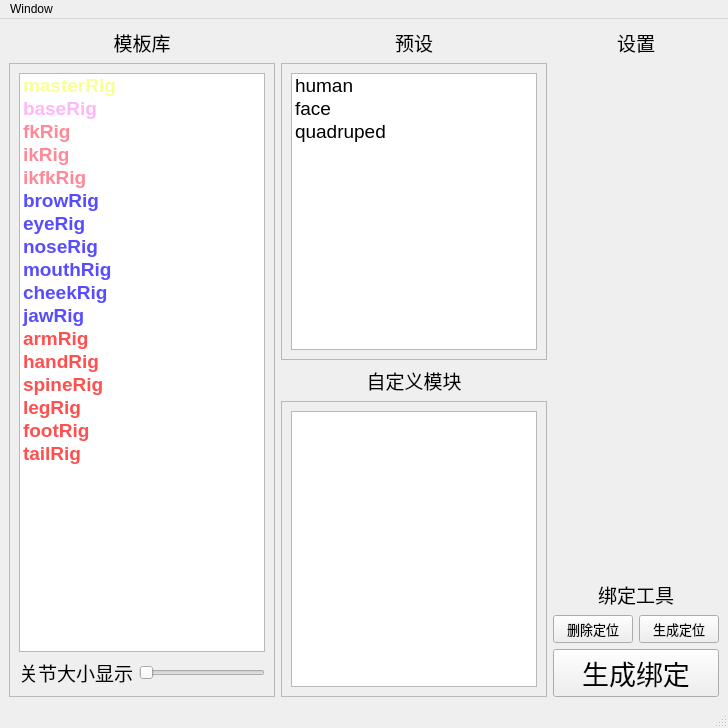
Before: the Qt Designer form res/ui/bind_modular/bindSystem.ui in MuZiMuZi/muziToolset, drawn with Qt 5.
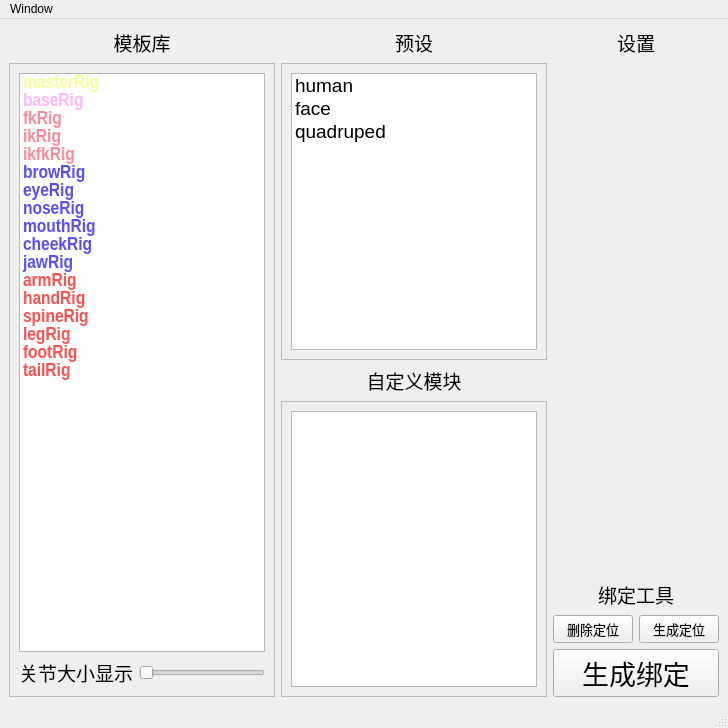
After: the same form once the commit is applied.

Diff of the .ui file:
```diff
--- a/res/ui/bind_modular/bindSystem.ui
+++ b/res/ui/bind_modular/bindSystem.ui
@@ -132,6 +132,7 @@
               </property>
               <property name="font">
                <font>
+                <family>Arial Narrow</family>
                 <pointsize>14</pointsize>
                 <weight>75</weight>
                 <italic>false</italic>
@@ -174,6 +175,9 @@
               <property name="selectionRectVisible">
                <bool>false</bool>
               </property>
+              <property name="sortingEnabled">
+               <bool>false</bool>
+              </property>
               <item>
                <property name="text">
                 <string>masterRig</string>
```
Left out of the diff: 15 changed lines with no effect on the pictures.
